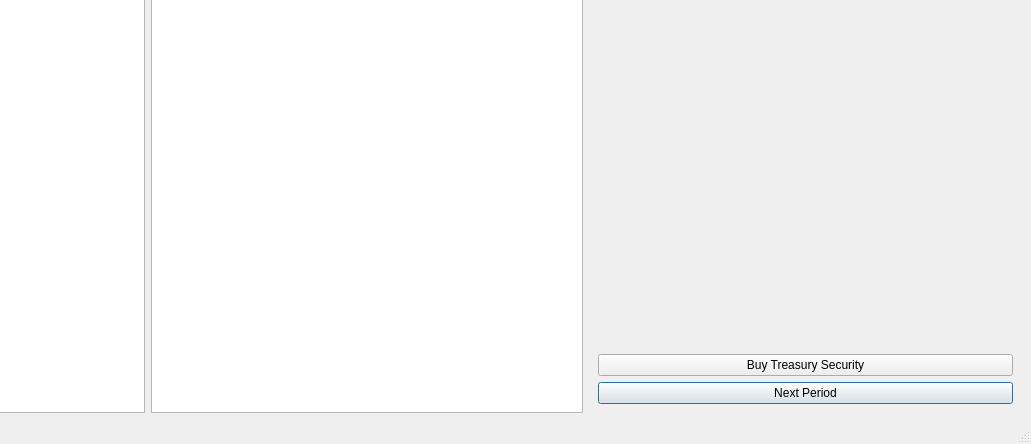
Old version of the form src/mainwindow.ui in the repository mgao6767/brms; both pictures show x 297 to 1328 and y 275 to 719 of the 1328 by 719 pixel window.
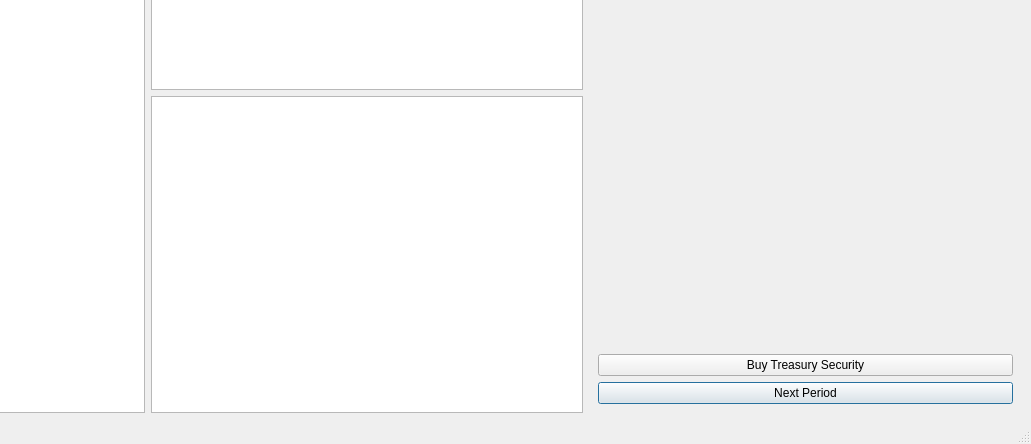
New version of the form. Icons and pictures are not drawn.

Commit message: equity view

What changed in the file:
```diff
--- a/src/mainwindow.ui
+++ b/src/mainwindow.ui
@@ -15,7 +15,7 @@
   </property>
   <widget class="QWidget" name="centralwidget">
    <layout class="QGridLayout" name="gridLayout">
-    <item row="1" column="0">
+    <item row="1" column="0" rowspan="2">
      <widget class="QTreeView" name="assetsTreeView"/>
     </item>
     <item row="1" column="2">
@@ -28,7 +28,10 @@
       </property>
      </widget>
     </item>
-    <item row="1" column="3">
+    <item row="2" column="2">
+     <widget class="QTreeView" name="equityTreeView"/>
+    </item>
+    <item row="2" column="3">
      <widget class="QWidget" name="widget" native="true">
       <property name="sizePolicy">
        <sizepolicy hsizetype="Expanding" vsizetype="Preferred">
```
The commit also changes 6 other files.
